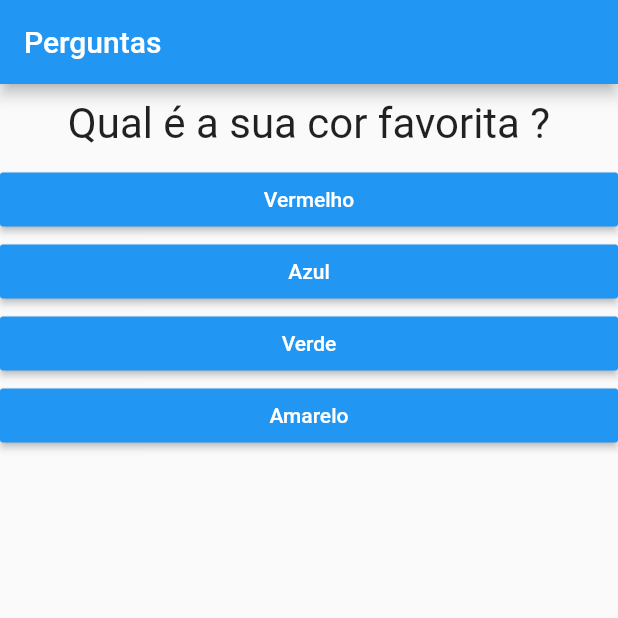
After one commit to luizkrzyzaniak/ProjetoPerguntas, a Flutter app: the screen it shows after launch, on a phone screen of 412 x 824 dp, the top half of it. The commit adds this screen. Run offline on Flutter 3.47's test engine with Material 2 defaults, Android fonts, the phone set to English and light mode, and no system bars.

Commit message:
Criando questionario.dart

```diff
--- a/projeto_perguntas/lib/main.dart
+++ b/projeto_perguntas/lib/main.dart
@@ -1,6 +1,5 @@
 import 'package:flutter/material.dart';
-import './questao.dart';
-import './resposta.dart';
+import './questionario.dart';
 import './resultado.dart';
 
 main() => runApp(PerguntaApp());
@@ -36,24 +35,18 @@ class _PerguntaAppState extends State<PerguntaApp> {
 
   @override
   Widget build(BuildContext context) {
-    List<String> respostas = temPerguntaSelecionada
-        ? _perguntas[_perguntaSelecionada]['respostas']
-        : null;
-
     return MaterialApp(
       home: Scaffold(
         appBar: AppBar(
           title: Text('Perguntas'),
         ),
         body: temPerguntaSelecionada
-            ? Column(
-                children: [
-                  Questao(_perguntas[_perguntaSelecionada]['texto']),
-                  ...respostas.map((t) => Resposta(t, _responder)).toList(),
-                ],
+            ? Questionario(
+                perguntas: _perguntas,
+                perguntaSelecionada: _perguntaSelecionada,
+                quandoResponder: _responder,
               )
             : Resultado(),
-              ),
       ),
     );
   }
--- /dev/null
+++ b/projeto_perguntas/lib/questionario.dart
@@ -0,0 +1,32 @@
+import 'package:flutter/material.dart';
+import './questao.dart';
+import './resposta.dart';
+
+class Questionario extends StatelessWidget {
+  final List<Map<String, Object>> perguntas;
+  final int perguntaSelecionada;
+  final void Function() quandoResponder;
+
+  Questionario({
+    @required this.perguntas,
+    @required this.perguntaSelecionada,
+    @required this.quandoResponder,
+  });
+
+  bool get temPerguntaSelecionada {
+    return perguntaSelecionada < perguntas.length;
+  }
+
+  @override
+  Widget build(BuildContext context) {
+    List<String> respostas = temPerguntaSelecionada
+        ? perguntas[perguntaSelecionada]['respostas']
+        : null;
+    return Column(
+      children: [
+        Questao(perguntas[perguntaSelecionada]['texto']),
+        ...respostas.map((t) => Resposta(t, quandoResponder)).toList(),
+      ],
+    );
+  }
+}
```
